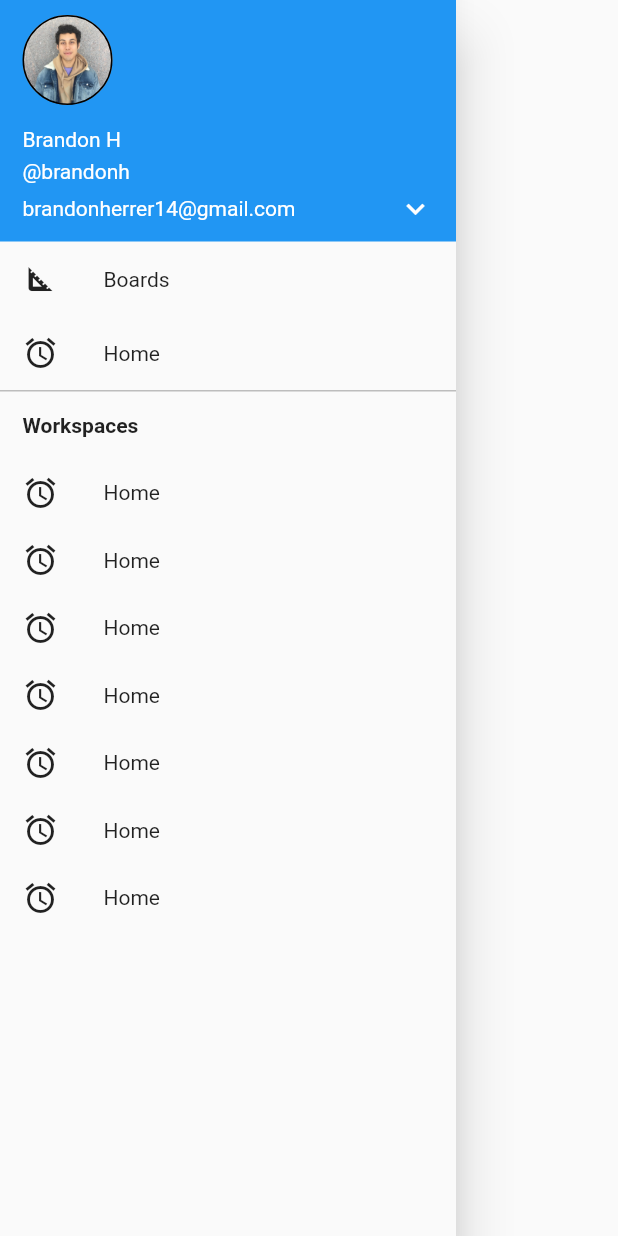
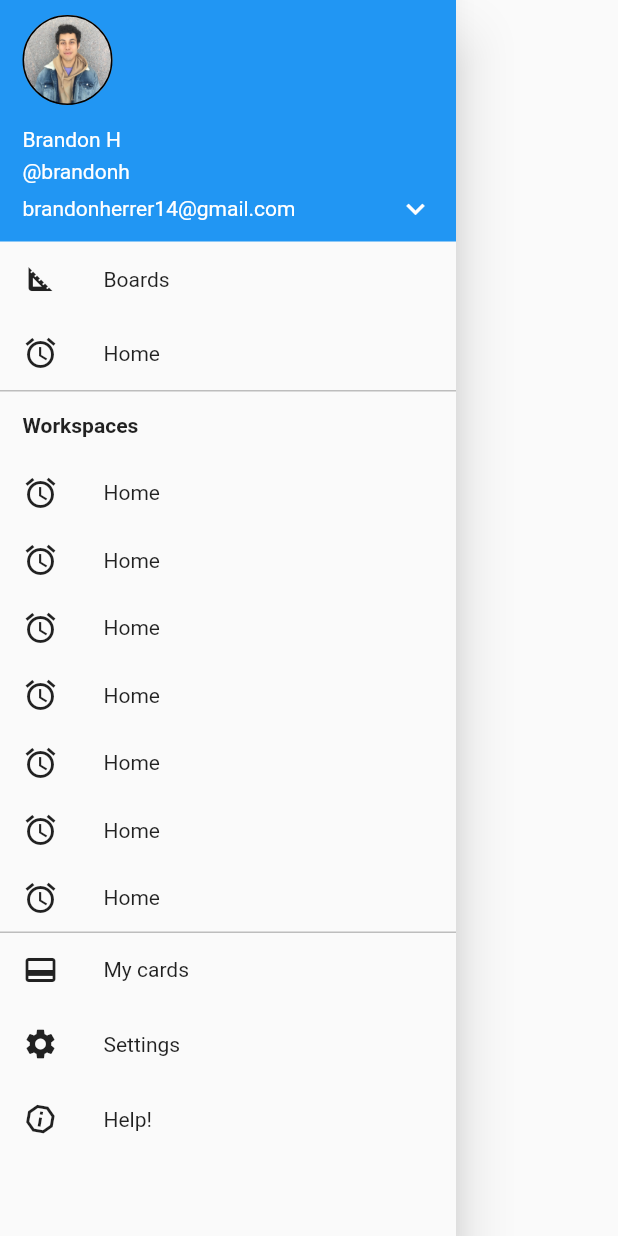
Before and after one commit to Brandon-Herrera/trello_app_clone_2, a Flutter app: the AppDrawer widget shown alone on an empty page, opened directly, on a phone screen of 412 x 824 dp. Run offline on Flutter 3.47's test engine with Material 2 defaults, Android fonts, the phone set to English and light mode, and no system bars; network calls fail.

Commit message:
Add main app drawer footer buttons

```diff
--- a/lib/main.dart
+++ b/lib/main.dart
@@ -1,5 +1,3 @@
-import 'dart:math' as math;
-
 import 'package:flutter/material.dart';
 
 import 'widgets/drawer_widgets/app_drawer.dart';
--- a/lib/widgets/drawer_widgets/app_drawer.dart
+++ b/lib/widgets/drawer_widgets/app_drawer.dart
@@ -4,6 +4,7 @@ import 'drawer_buttons.dart';
 import 'workspaces_drawer_section.dart';
 import 'drawer_header_widget.dart';
 import 'drawer_header_buttons.dart';
+import 'drawer_footer_buttons.dart';
 
 class AppDrawer extends StatelessWidget {
   @override
@@ -13,28 +14,6 @@ class AppDrawer extends StatelessWidget {
         children: [
           DrawerHeaderWidget(),
           DrawerHeaderButtons(),
-          // Container(
-          //   height: 45,
-          //   width: double.infinity,
-          //   child: Column(
-          //     mainAxisAlignment: MainAxisAlignment.center,
-          //     crossAxisAlignment: CrossAxisAlignment.start,
-          //     children: [
-          //       Row(
-          //         children: [
-          //           SizedBox(width: 15),
-          //           Text(
-          //             'Workspaces',
-          //             style: TextStyle(
-          //               fontWeight: FontWeight.bold,
-          //             ),
-          //           ),
-          //         ],
-          //       ),
-          //     ],
-          //   ),
-          // ),
-          // WorkspacesDrawerSection(),
           Container(
             height: 45,
             width: double.infinity,
@@ -74,6 +53,7 @@ class AppDrawer extends StatelessWidget {
               ),
             ),
           ),
+          DrawerFooterButtons(),
         ],
       ),
     );
--- a/lib/widgets/drawer_widgets/drawer_buttons.dart
+++ b/lib/widgets/drawer_widgets/drawer_buttons.dart
@@ -1,6 +1,20 @@
+import 'dart:math' as math;
+
 import 'package:flutter/material.dart';
 
 class DrawerButtons extends StatelessWidget {
+  final String drawerButtonTitle;
+  final Icon uniqueIcon;
+  final bool borderOption;
+  final int rotation;
+
+  DrawerButtons(
+    this.drawerButtonTitle,
+    this.uniqueIcon,
+    this.borderOption,
+    this.rotation,
+  );
+
   // final String drawerButtonTitle;
   // final Map<String, Icon> iconNames = {
   //   'Boards': Icon(Icons.square_foot),
@@ -13,13 +27,27 @@ class DrawerButtons extends StatelessWidget {
   Widget build(BuildContext context) {
     return Container(
       height: 50,
-      decoration: BoxDecoration(color: Colors.white),
+      decoration: BoxDecoration(
+        border: borderOption
+            ? Border(
+                top: BorderSide(
+                  width: 1.0,
+                  color: Colors.grey.shade400,
+                ),
+              )
+            : null,
+      ),
       child: Row(
         children: [
           SizedBox(width: 15),
-          Icon(Icons.square_foot),
+          rotation == 0
+              ? uniqueIcon
+              : Transform.rotate(
+                  angle: rotation * math.pi / 180,
+                  alignment: Alignment.center,
+                  child: uniqueIcon),
           SizedBox(width: 30),
-          Text('Hello'),
+          Text(drawerButtonTitle),
         ],
       ),
     );
--- /dev/null
+++ b/lib/widgets/drawer_widgets/drawer_footer_buttons.dart
@@ -0,0 +1,33 @@
+import 'package:flutter/material.dart';
+
+import 'drawer_buttons.dart';
+
+class DrawerFooterButtons extends StatelessWidget {
+  const DrawerFooterButtons({Key? key}) : super(key: key);
+
+  @override
+  Widget build(BuildContext context) {
+    return Column(
+      children: [
+        DrawerButtons(
+          'My cards',
+          Icon(Icons.credit_card),
+          true,
+          180,
+        ),
+        DrawerButtons(
+          'Settings',
+          Icon(Icons.settings),
+          false,
+          0,
+        ),
+        DrawerButtons(
+          'Help!',
+          Icon(Icons.report_gmailerrorred),
+          false,
+          190,
+        )
+      ],
+    );
+  }
+}
```
